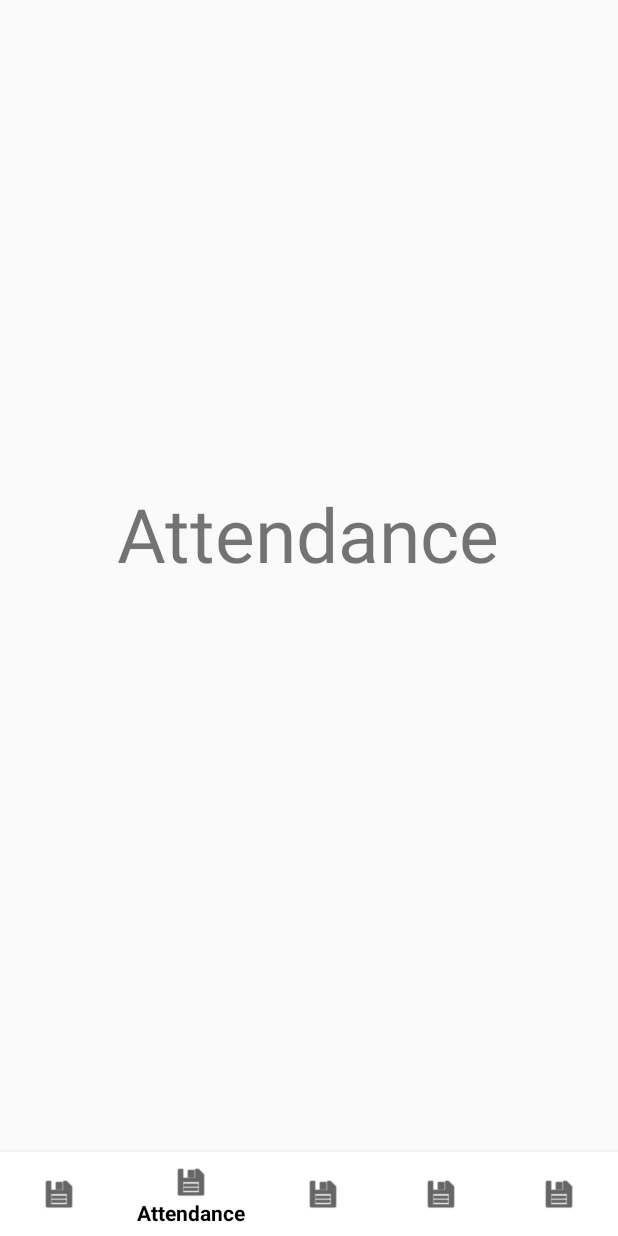
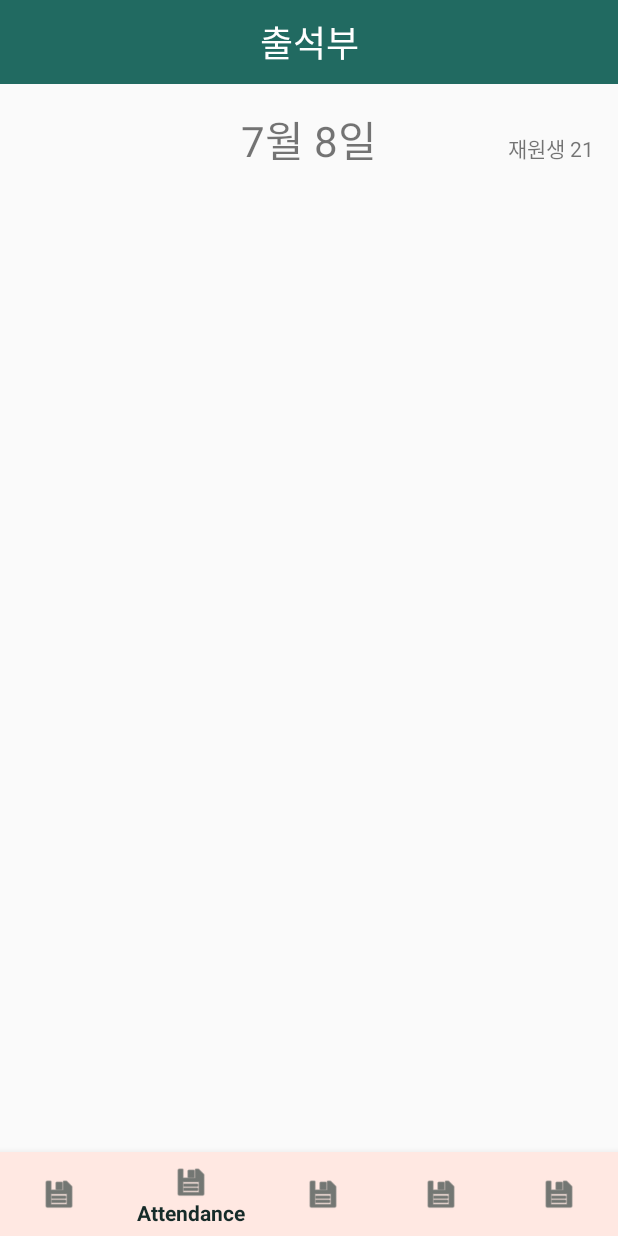
Before and after one commit to CyberVickey/attendance, an Android app: the FragmentCalendar screen opened directly, with no data from a screen before it, item 2 of the bottom bar chosen, on a phone screen of 412 x 824 dp. Run offline under Robolectric (Android 15) with nearby library versions, the phone set to English and light mode, and no system bars.

Commit message:
Add Recyclerview item

```diff
--- a/app/src/main/java/com/jmnl2020/attendanceapp3/FragmentAttendance.java
+++ b/app/src/main/java/com/jmnl2020/attendanceapp3/FragmentAttendance.java
@@ -1,32 +1,41 @@
 package com.jmnl2020.attendanceapp3;
 
+import android.app.ActionBar;
+import android.content.Context;
+import android.graphics.Color;
+import android.graphics.drawable.ColorDrawable;
 import android.os.Bundle;
 import android.view.LayoutInflater;
 import android.view.Menu;
+import android.view.MenuInflater;
 import android.view.View;
 import android.view.ViewGroup;
 
 import androidx.annotation.NonNull;
 import androidx.annotation.Nullable;
+import androidx.appcompat.app.AppCompatActivity;
+import androidx.appcompat.widget.Toolbar;
 import androidx.fragment.app.Fragment;
+import androidx.fragment.app.FragmentManager;
 
 public class FragmentAttendance extends Fragment {
+
+    Context context;
+
+    public FragmentAttendance(Context context) {
+        this.context = context;
+    }
 
     @Nullable
     @Override
     public View onCreateView(@NonNull LayoutInflater inflater, @Nullable ViewGroup container, @Nullable Bundle savedInstanceState) {
         View view = inflater.inflate(R.layout.fragment_attendance, container, false);
 
-        // TODO: 2020-07-07 액션바 만들기
+        //Fragment에 액션바 만들기
 
-//        @Override
-//        public boolean onCreateOptionsMenu(Menu menu) {
-//
-//            getMenuInflater().inflate(R.menu.actionbar, menu);
-//
-//            return super.onCreateOptionsMenu(menu);
-//        }
 
         return view;
     }
+
+
 }
--- a/app/src/main/java/com/jmnl2020/attendanceapp3/MainActivity.java
+++ b/app/src/main/java/com/jmnl2020/attendanceapp3/MainActivity.java
@@ -33,7 +33,7 @@ public class MainActivity extends AppCompatActivity {
 
         //각 탭 화면의 프래그먼트 생성
         fragments[0] = new FragmentCalendar();
-        fragments[1] = new FragmentAttendance();
+        fragments[1] = new FragmentAttendance(this);
         fragments[2] = new FragmentMessage();
         fragments[3] = new FragmentStudent();
         fragments[4] = new FragmentSetting();
--- a/app/src/main/res/drawable/numberbg.xml
+++ b/app/src/main/res/drawable/numberbg.xml
@@ -4,7 +4,7 @@
 
         <shape>
             <gradient
-                android:startColor="#AAAAAA"
+                android:startColor="#BBBBBB"
                 android:endColor="@color/cardview_light_background"
                 android:angle="270"/>
 <!--            <stroke-->
--- a/app/src/main/res/layout/activity_main.xml
+++ b/app/src/main/res/layout/activity_main.xml
@@ -29,9 +29,9 @@
         android:layout_gravity="bottom"
         app:menu="@menu/bottomnav_menu"
         app:labelVisibilityMode="auto"
-        app:itemBackground="@android:color/white"
-        app:itemIconTint="#000000"
-        app:itemTextColor="#000000"
+        app:itemBackground="@color/myColorLight"
+        app:itemIconTint="@color/myColorDeepdark"
+        app:itemTextColor="@color/myColorDeepdark"
         />
 
 
--- a/app/src/main/res/layout/fragment_attendance.xml
+++ b/app/src/main/res/layout/fragment_attendance.xml
@@ -1,13 +1,51 @@
 <?xml version="1.0" encoding="utf-8"?>
 <RelativeLayout xmlns:android="http://schemas.android.com/apk/res/android"
     android:layout_width="match_parent"
-    android:layout_height="match_parent">
+    android:layout_height="match_parent"
+    xmlns:app="http://schemas.android.com/apk/res-auto">
 
     <TextView
+        android:id="@+id/tv_appbar"
+        android:layout_width="match_parent"
+        android:layout_height="?android:actionBarSize"
+        android:text="@string/fragment2"
+        android:textSize="24sp"
+        android:gravity="center"
+        android:textColor="#FFFFFFFF"
+        android:background="@color/myColorDark"
+        android:layout_alignParentTop="true"/>
+
+    <TextView
+        android:id="@+id/tv_date"
         android:layout_width="wrap_content"
         android:layout_height="wrap_content"
-        android:layout_centerInParent="true"
-        android:text="Attendance"
-        android:textSize="50sp"/>
+
+        android:text="7월 8일"
+        android:textSize="28sp"
+        android:layout_below="@+id/tv_appbar"
+        android:layout_centerHorizontal="true"
+        android:layout_marginVertical="16dp"
+        />
+
+    <TextView
+        android:id="@+id/tv_totalstd"
+        android:layout_width="wrap_content"
+        android:layout_height="wrap_content"
+
+        android:layout_below="@id/tv_appbar"
+        android:text="재원생 21"
+        android:layout_alignParentRight="true"
+        android:layout_margin="16dp"
+        android:layout_alignBaseline="@+id/tv_date"
+        />
+
+    <androidx.recyclerview.widget.RecyclerView
+        android:id="@+id/recyclerview_frg2"
+        android:layout_width="match_parent"
+        android:layout_height="wrap_content"
+        android:layout_below="@id/tv_date"
+        android:orientation="vertical"
+        app:layoutManager="androidx.recyclerview.widget.LinearLayoutManager"
+        />
 
 </RelativeLayout>
--- a/app/src/main/res/values/strings.xml
+++ b/app/src/main/res/values/strings.xml
@@ -5,6 +5,6 @@
     <string name="fragment1">캘린더</string>
     <string name="fragment2">출석부</string>
     <string name="fragment3">단체 문자</string>
-    <string name="fragment4">학생</string>
+    <string name="fragment4">학생 관리</string>
     <string name="fragment5">설정</string>
 </resources>
```
Also changed, not shown: app/src/main/java/com/jmnl2020/attendanceapp3/ItemAttendanceList.java (added, +24 -0 lines), app/src/main/res/layout/fragment_calendar.xml (+10 -0 lines), app/src/main/res/layout/fragment_message.xml (+10 -0 lines), app/src/main/res/layout/fragment_setting.xml (+10 -0 lines), app/src/main/res/layout/fragment_student.xml (+10 -0 lines), app/src/main/res/layout/item_attendance.xml (added, +88 -0 lines).
